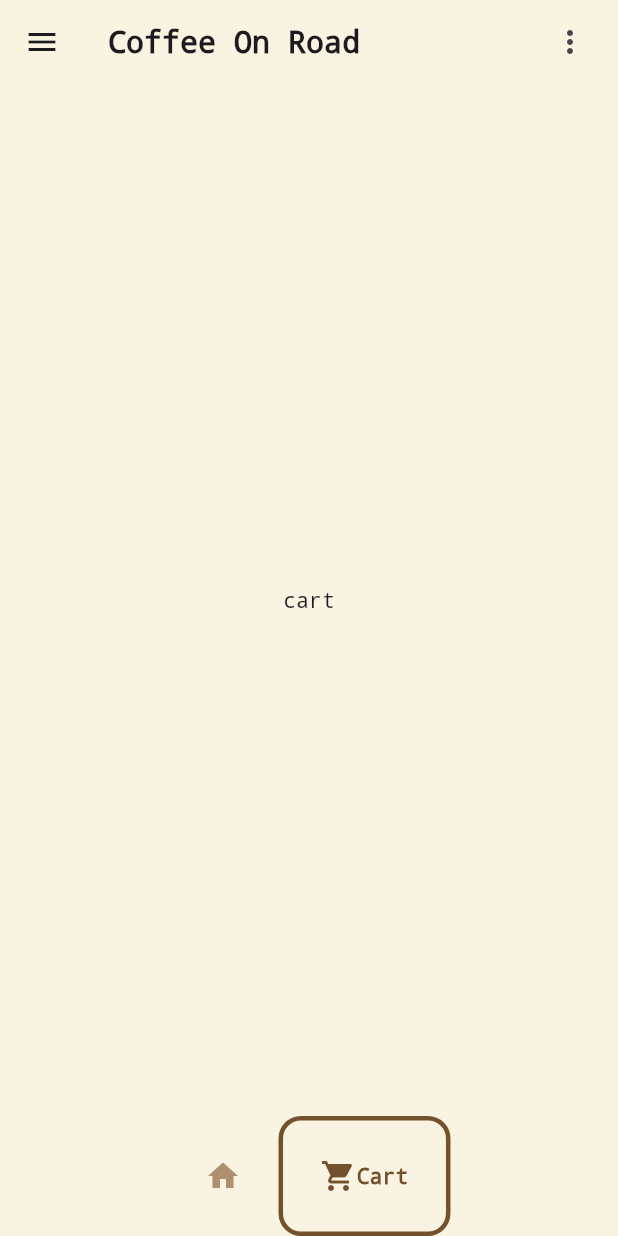
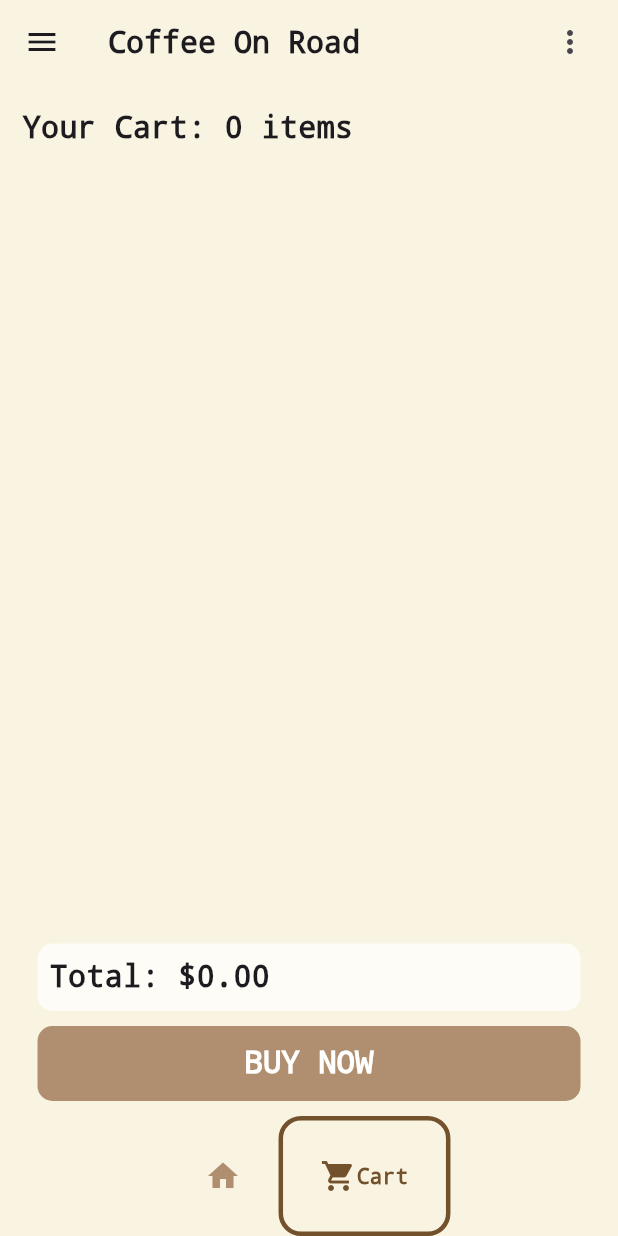
Before and after one commit to xaikyou/flutter-project, a Flutter app: the screen it shows after launch, item 2 of the bottom bar chosen, on a phone screen of 412 x 824 dp. Run offline on Flutter 3.47's test engine with Material 3 defaults, Android fonts, the light colour scheme and no system bars; drawn by our look-alikes of google_nav_bar; our stand-ins replace hive_flutter; accounts and stored records are empty; Roboto replaces fonts that are missing (Monospace).

Commit message:
modify the cart page

```diff
--- a/coffee_app/lib/components/product_tile.dart
+++ b/coffee_app/lib/components/product_tile.dart
@@ -40,7 +40,7 @@ class ProductTile extends StatelessWidget {
                 ),
                 const SizedBox(height: 8),
 
-                // description
+                // Product name
                 Text(
                   product.name,
                   textAlign: TextAlign.center,
@@ -53,8 +53,9 @@ class ProductTile extends StatelessWidget {
                       TextOverflow.ellipsis, // Handle overflow with ellipsis
                 ),
 
+                // Product price
                 Text(
-                  product.price,
+                  '\$${product.price}',
                   style: const TextStyle(
                     color: Color.fromARGB(255, 116, 81, 45),
                     fontSize: 15,
--- a/coffee_app/lib/models/cart.dart
+++ b/coffee_app/lib/models/cart.dart
@@ -5,22 +5,22 @@ class Cart extends ChangeNotifier {
   List<Product> coffees = [
     Product(
       name: 'Dark Coffee',
-      price: '3.50\$',
+      price: '3.50',
       imagePath: 'lib/images/coffee/cup-of-coffee.png',
     ),
     Product(
       name: 'Cappuccino',
-      price: '3.15\$',
+      price: '3.15',
       imagePath: 'lib/images/coffee/cappuccino.png',
     ),
     Product(
       name: 'Iced Coffee',
-      price: '3.50\$',
+      price: '3.50',
       imagePath: 'lib/images/coffee/iced-coffee.png',
     ),
     Product(
       name: 'Latte',
-      price: '3.75\$',
+      price: '3.75',
       imagePath: 'lib/images/coffee/latte.png',
     ),
   ];
@@ -28,22 +28,22 @@ class Cart extends ChangeNotifier {
   List<Product> teas = [
     Product(
       name: 'Bubble Tea',
-      price: '4.25\$',
+      price: '4.25',
       imagePath: 'lib/images/tea/bubble-tea.png',
     ),
     Product(
       name: 'Green Tea',
-      price: '2.00\$',
+      price: '2.00',
       imagePath: 'lib/images/tea/green-tea.png',
     ),
     Product(
       name: 'Lemon Tea',
-      price: '1.50\$',
+      price: '1.50',
       imagePath: 'lib/images/tea/lemon-tea.png',
     ),
     Product(
       name: 'Jasmine Tea',
-      price: '1.75\$',
+      price: '1.75',
       imagePath: 'lib/images/tea/tea-cup.png',
     ),
   ];
@@ -51,22 +51,22 @@ class Cart extends ChangeNotifier {
   List<Product> cakes = [
     Product(
       name: 'Brownie',
-      price: '1.75\$',
+      price: '1.75',
       imagePath: 'lib/images/cake/brownie.png',
     ),
     Product(
       name: 'Chocolate Cake',
-      price: '2.75\$',
+      price: '2.75',
       imagePath: 'lib/images/cake/cake.png',
     ),
     Product(
       name: 'Cheese Cake',
-      price: '2.75\$',
+      price: '2.75',
       imagePath: 'lib/images/cake/cheesecake.png',
     ),
     Product(
       name: 'Cupcake',
-      price: '1.75\$',
+      price: '1.75',
       imagePath: 'lib/images/cake/cupcake.png',
     ),
   ];
@@ -89,13 +89,18 @@ class Cart extends ChangeNotifier {
     return userCart;
   }
 
-  void addItemToCart(Product coffee) {
-    userCart.add(coffee);
+  void addItemToCart(Product product) {
+    userCart.add(product);
     notifyListeners();
   }
 
-  void removeItemFromCart(Product coffee) {
-    userCart.remove(coffee);
+  void removeItemFromCart(Product product) {
+    userCart.remove(product);
+    notifyListeners();
+  }
+
+  void removeAllItemFromCart() {
+    userCart.clear();
     notifyListeners();
   }
 }
--- a/coffee_app/lib/pages/cart_page.dart
+++ b/coffee_app/lib/pages/cart_page.dart
@@ -1,12 +1,130 @@
+import 'package:coffee_app/components/cart_item.dart';
+import 'package:coffee_app/models/cart.dart';
+import 'package:coffee_app/models/product.dart';
 import 'package:flutter/material.dart';
+import 'package:provider/provider.dart';
 
-class CartPage extends StatelessWidget {
+class CartPage extends StatefulWidget {
   const CartPage({super.key});
 
   @override
+  State<CartPage> createState() => _CartPageState();
+}
+
+class _CartPageState extends State<CartPage> {
+  double getTotalCost(Cart cart) {
+    double total = 0.0;
+    List<Product> cartProducts = cart.getUserCart();
+    for (Product product in cartProducts) {
+      // Parse price to double, default to 0.0 if parsing fails
+      total += double.tryParse(product.price) ?? 0.0;
+    }
+    return total;
+  }
+
+  void onTapBuy(Cart cart) {
+    List<Product> cartProducts = cart.getUserCart();
+    String text = "";
+    if (cartProducts.isEmpty) {
+      text = "You don't have anything in cart. Go buy something.";
+    } else {
+      text = "Thank you!";
+    }
+
+    Provider.of<Cart>(context, listen: false).removeAllItemFromCart();
+
+    showDialog(
+        context: context,
+        builder: (context) => AlertDialog(
+              title: Center(child: Text(text)),
+              shape: const RoundedRectangleBorder(
+                  borderRadius: BorderRadius.all(Radius.circular(10.0))),
+            ));
+  }
+
+  @override
   Widget build(BuildContext context) {
-    return const Center(
-      child: Text('cart'),
+    return Consumer<Cart>(
+      builder: (context, value, child) => Scaffold(
+          backgroundColor: Colors.transparent,
+          body: Column(
+            crossAxisAlignment: CrossAxisAlignment.start,
+            children: [
+              Padding(
+                padding: const EdgeInsets.all(15.0),
+                child: Text(
+                  'Your Cart: ${value.getUserCart().length} items',
+                  style: const TextStyle(
+                    fontWeight: FontWeight.bold,
+                    fontSize: 20,
+                  ),
+                ),
+              ),
+              Flexible(
+                child: ListView.builder(
+                  itemCount: value.getUserCart().length,
+                  itemBuilder: (context, index) {
+                    Product individualProduct = value.getUserCart()[index];
+                    return CartItem(
+                      product: individualProduct,
+                    );
+                  },
+                ),
+              ),
+              Padding(
+                padding:
+                    const EdgeInsets.only(left: 25.0, right: 25.0, top: 10.0),
+                child: Container(
+                  decoration: BoxDecoration(
+                    color: Colors.white70,
+                    borderRadius: BorderRadius.circular(10.0),
+                  ),
+                  child: Row(
+                    children: [
+                      Padding(
+                        padding: const EdgeInsets.all(8.0),
+                        child: Text(
+                          'Total: \$${getTotalCost(value).toStringAsFixed(2)}',
+                          style: const TextStyle(
+                            fontWeight: FontWeight.bold,
+                            fontSize: 20,
+                          ),
+                        ),
+                      ),
+                    ],
+                  ),
+                ),
+              ),
+              Padding(
+                padding:
+                    const EdgeInsets.only(left: 25.0, right: 25.0, top: 10.0),
+                child: GestureDetector(
+                  onTap: () => onTapBuy(value),
+                  child: Container(
+                    margin: const EdgeInsets.only(bottom: 10.0),
+                    child: SizedBox(
+                      height: 50.0,
+                      width: double.infinity,
+                      child: DecoratedBox(
+                        decoration: BoxDecoration(
+                          color: const Color.fromARGB(255, 175, 143, 111),
+                          borderRadius: BorderRadius.circular(10.0),
+                        ),
+                        child: const Center(
+                            child: Text(
+                          'BUY NOW',
+                          style: TextStyle(
+                              fontSize: 20,
+                              fontWeight: FontWeight.bold,
+                              color: Colors.white),
+                        )),
+                      ),
+                    ),
+                  ),
+                ),
+              ),
+            ],
+          )),
     );
   }
 }
```
Also changed, not shown: coffee_app/lib/components/cart_item.dart (added, +35 -0 lines), coffee_app/lib/pages/shop_page.dart (+8 -2 lines).
